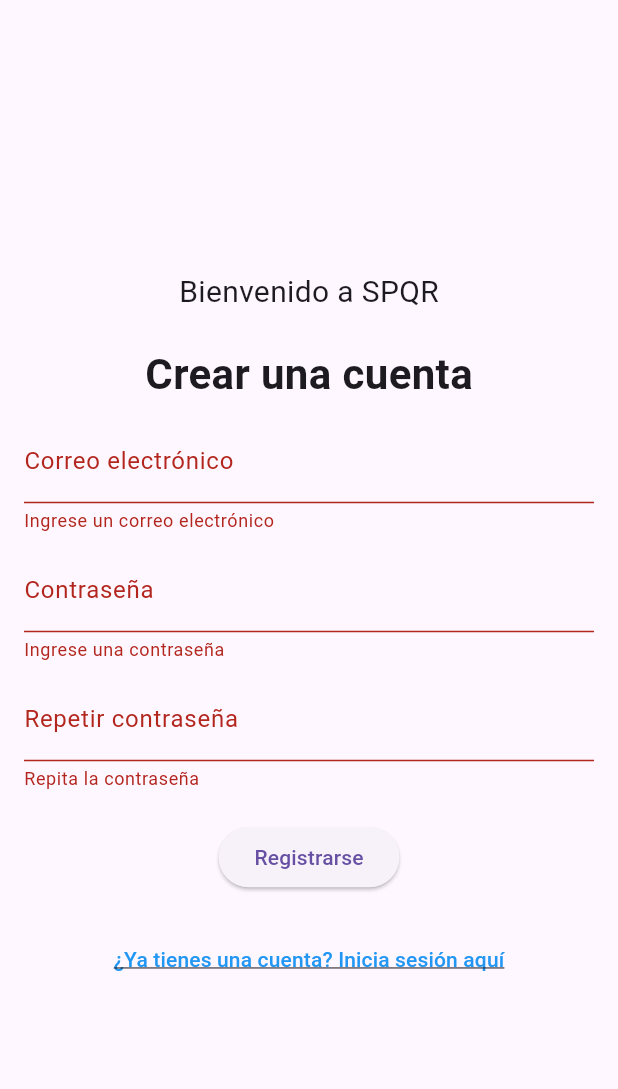
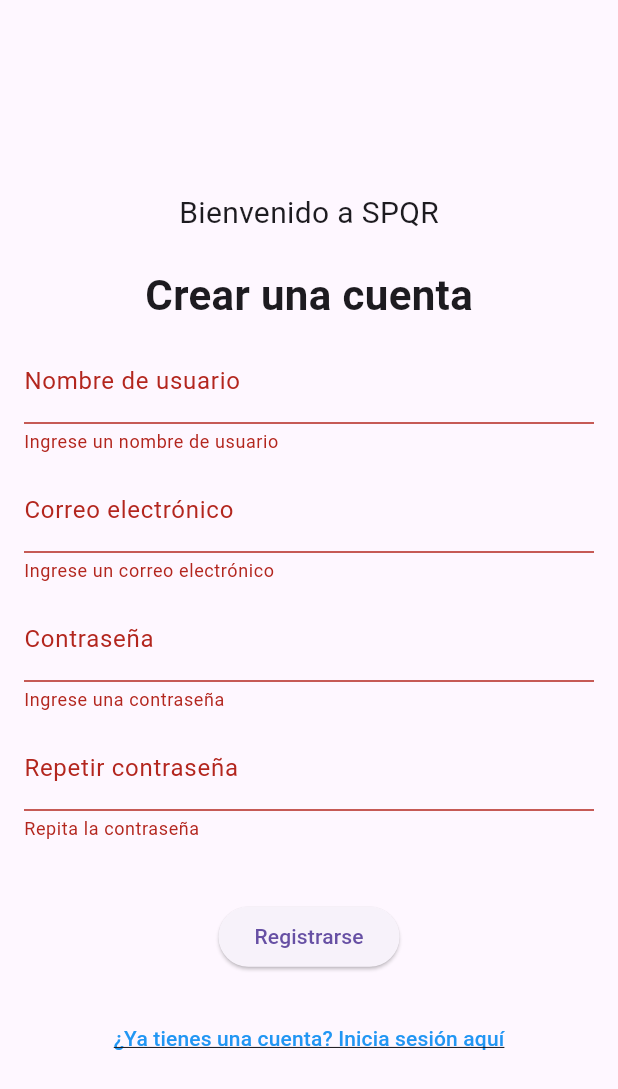
Before and after one commit to CarlosPel/Proyecto-DAM, a Flutter app: the SingUpScreen screen opened by its route, after a tap on "Registrarse", on a phone screen of 412 x 824 dp. Shown: the top 1089 px of the screen. Run offline on Flutter 3.47's test engine with Material 3 defaults, Android fonts, the phone set to English and light mode, and no system bars; our stand-ins replace country_picker; missing offline and left inert: country_list.

Commit message:
Añadir funcionalidad de registro de usuario con validación y selección de país

```diff
--- a/app/frontend/flutter_application_1/lib/screens/singup_screen.dart
+++ b/app/frontend/flutter_application_1/lib/screens/singup_screen.dart
@@ -1,5 +1,12 @@
+import 'dart:convert';
+
 import 'package:flutter/material.dart';
 import 'package:flutter_application_1/routes/routes.dart';
+import 'package:country_picker/country_picker.dart';
+import 'package:http/http.dart' as http;
+import 'package:country_list/country_list.dart';
+
+
 
 // Pantalla de registro de cuenta
 class SingUpScreen extends StatefulWidget {
@@ -14,15 +21,74 @@ class SingUpScreenState extends State<SingUpScreen> {
   final TextEditingController _emailController = TextEditingController();
   // Controlador de texto para la contraseña
   final TextEditingController _passwordController = TextEditingController();
+  // Controlador de texto para el nombre de usuario
+  final TextEditingController _usernameController = TextEditingController();
+  // Controlador de texto para el país
+  //final TextEditingController _countryController = TextEditingController();
   // Clave global para el formulario
   // Se utiliza para validar el formulario y acceder a su estado
   final GlobalKey<FormState> _formKey = GlobalKey<FormState>();
+  // Variable para almacenar el país seleccionado
+  String? selectedCountry;
 
   // Método para manejar el registro de cuenta
-  void _singUp() {
+  Future<void> _singUp() async {
     // Valida el formulario ejecutando los métodos de validación de cada campo
     if (_formKey.currentState!.validate()) {
+      // Email y contraseña ingresados por el usuario
+      final String email = _emailController.text;
+      final String password = _passwordController.text;
+      final String username = _usernameController.text;
+      final String country = 'Spain';
 
+      // URL del backend
+      final String backendUrl = 'http://localhost:5000/users/register';
+
+      try {
+        // Guarda la respuesta (de tipo Response) de la solicitud HTTP POST
+        final response = await http.post(
+          Uri.parse(backendUrl),
+
+          // Se especifica el tipo de contenido como JSON
+          headers: {'Content-Type': 'application/json'},
+
+          // Se envía el cuerpo de la solicitud codificado como JSON
+          body: jsonEncode({
+            'username': username,
+            'email': email,
+            'password': password,
+            'nation': country,
+            'admin': false
+          }),
+        );
+
+        // Verifica si la respuesta es exitosa (código 200)
+        if (response.statusCode == 201) {
+          // Decodifica la respuesta JSON
+          // final responseData = jsonDecode(response.body);
+
+          // Verifica que el estado esta asociado a un contexto montado
+          if (mounted) {
+            // Pasa a la pantalla principal
+            Navigator.pushNamed(context, AppRoutes.loginScreen);
+          }
+        } else {
+          if (mounted) {
+            // Mensaje de error
+            ScaffoldMessenger.of(context).showSnackBar(
+              SnackBar(content: Text('Error: ${response.body}')),
+            );
+          }
+        }
+      } catch (e) {
+        // Manejar errores de conexión con el backend
+        if (mounted) {
+          // Mensaje de error
+          ScaffoldMessenger.of(context).showSnackBar(
+            SnackBar(content: Text('Error de conexión: $e')),
+          );
+        }
+      }
     }
   }
 
@@ -73,6 +139,21 @@ class SingUpScreenState extends State<SingUpScreen> {
 
                 SizedBox(height: 10),
 
+                // Campo de texto para el correo nombre de usuario
+                TextFormField(
+                  controller: _usernameController,
+                  decoration: InputDecoration(labelText: 'Nombre de usuario'),
+                  keyboardType: TextInputType.text,
+                  validator: (value) {
+                    if (value == null || value.isEmpty) {
+                      return 'Ingrese un nombre de usuario';
+                    }
+                    return null;
+                  },
+                ),
+
+                SizedBox(height: 10),
+
                 // Campo de texto para el correo electrónico
                 TextFormField(
                   controller: _emailController,
@@ -119,6 +200,36 @@ class SingUpScreenState extends State<SingUpScreen> {
 
                 SizedBox(height: 20),
 
+                Row(children: [
+
+                  /*ElevatedButton(
+                    onPressed: () {
+                      showCountryPicker(
+                        context: context,
+                        onSelect: (Country country) {
+                          setState(() {
+                            selectedCountry = country.name;
+                          });
+                        },
+                      );
+                    },
+                    child: Text('Selecciona un país'),
+                  ),
+                  TextFormField(
+                    controller: _countryController,
+                    decoration:
+                        InputDecoration(labelText: 'Seleccione un país'),
+                    validator: (value) {
+                      if (value == null || value.isEmpty) {
+                        return 'Selección un país';
+                      }
+                      return null;
+                    },
+                  ),*/
+                ]),
+
+                SizedBox(height: 20),
+
                 // Botón de registro de cuenta
                 ElevatedButton(
                   onPressed: _singUp,
--- a/app/frontend/flutter_application_1/pubspec.yaml
+++ b/app/frontend/flutter_application_1/pubspec.yaml
@@ -7,6 +7,8 @@ environment:
   sdk: ^3.6.1
 
 dependencies:
+  country_list: ^0.0.5
+  country_picker: ^2.0.27
   flutter:
     sdk: flutter
   http: ^1.3.0
```
Also changed, not shown: app/frontend/flutter_application_1/pubspec.lock, 4 other files.
